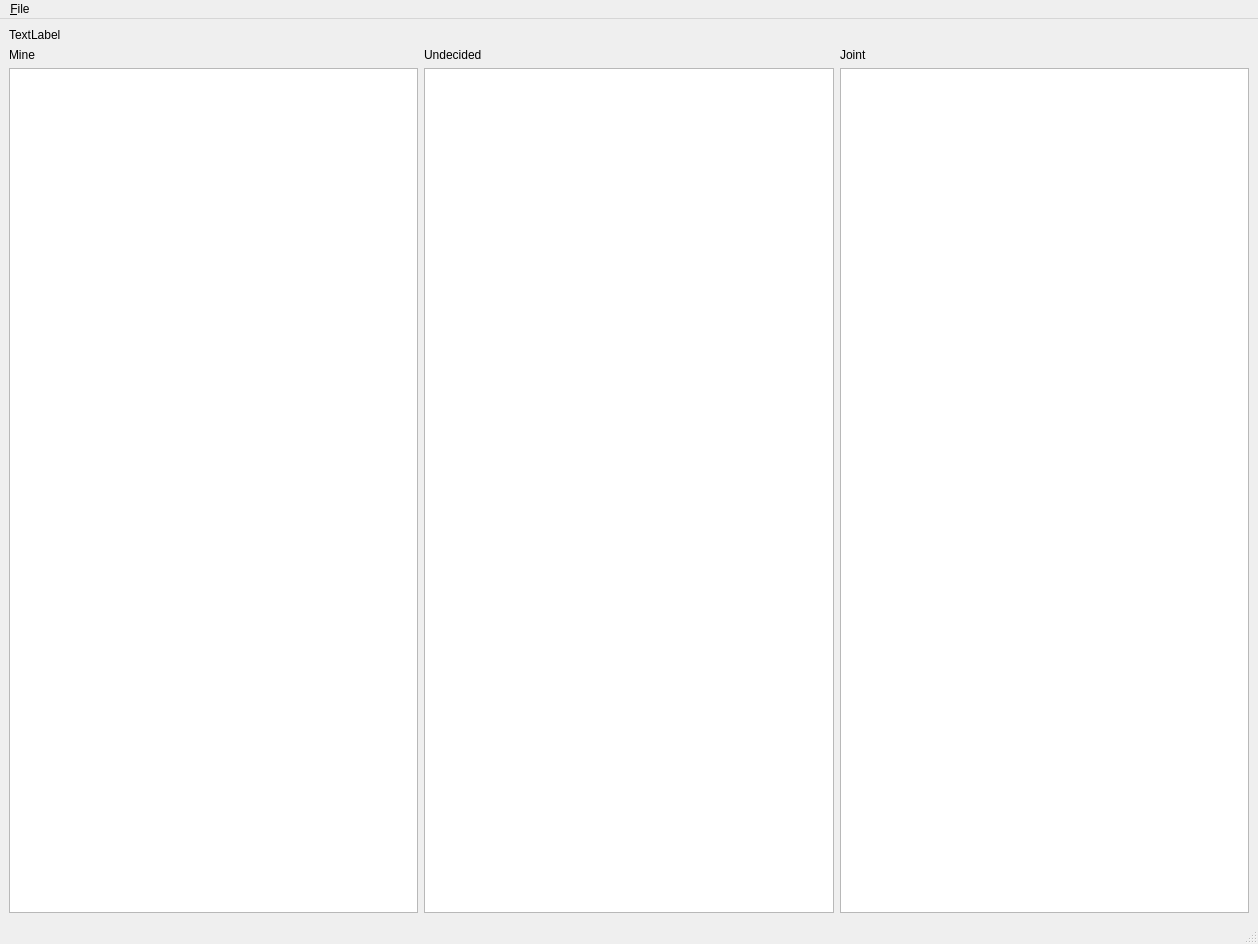
steve6390/finance3, file finance.ui: the form before one commit.
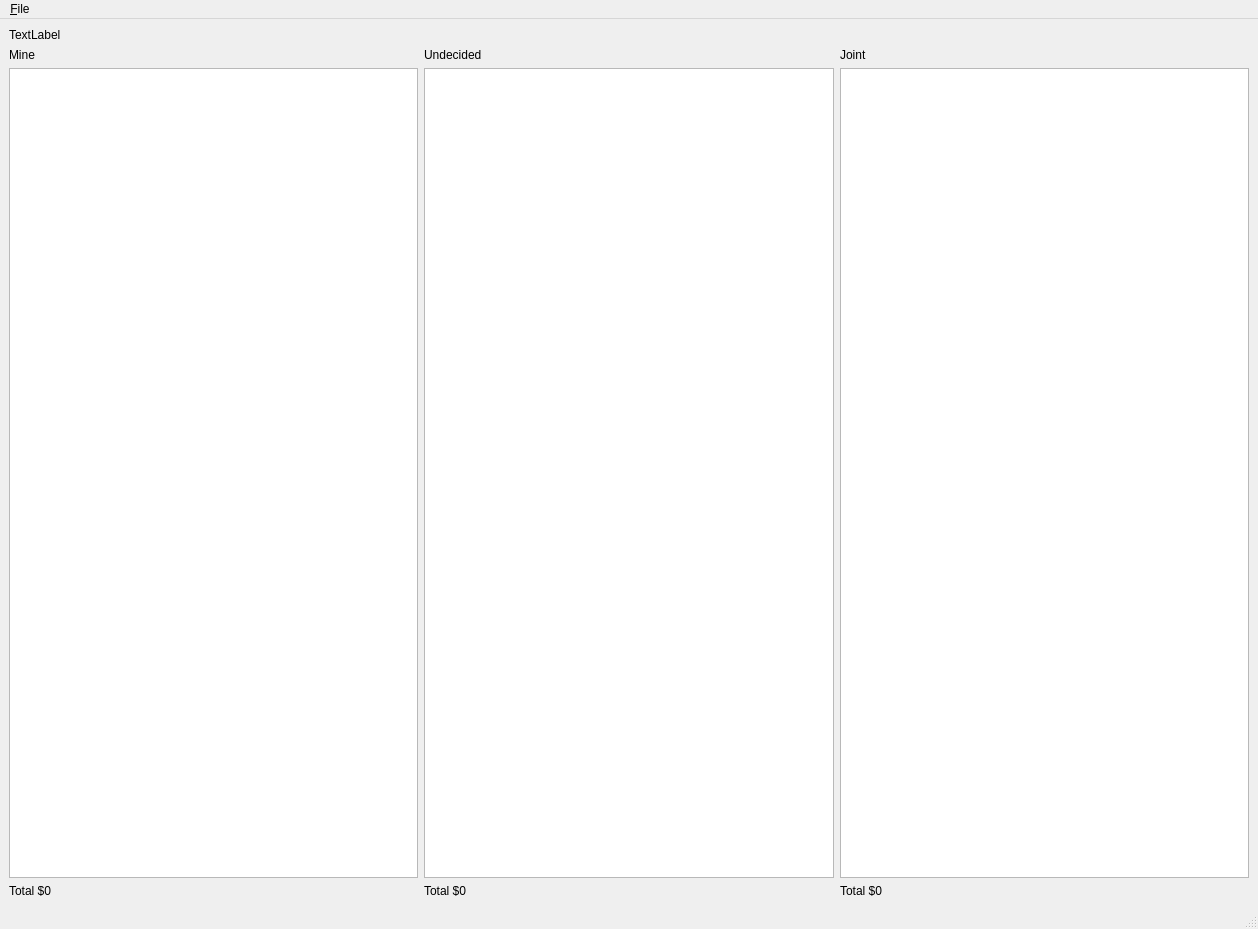
The form after the commit. Custom widgets are drawn as their Qt base class.

Commit message: Added totals for each table.

Diff of the .ui file:
```diff
--- a/finance.ui
+++ b/finance.ui
@@ -7,7 +7,7 @@
     <x>0</x>
     <y>0</y>
     <width>1258</width>
-    <height>944</height>
+    <height>929</height>
    </rect>
   </property>
   <property name="windowTitle">
@@ -17,18 +17,8 @@
    <layout class="QGridLayout" name="gridLayout">
     <item row="2" column="0">
      <layout class="QGridLayout" name="mainGrid">
-      <item row="2" column="2">
-       <widget class="FinanceTableWidget" name="rightTable">
-        <property name="rowCount">
-         <number>0</number>
-        </property>
-        <property name="columnCount">
-         <number>0</number>
-        </property>
-       </widget>
-      </item>
-      <item row="2" column="1">
-       <widget class="FinanceTableWidget" name="midTable">
+      <item row="3" column="0">
+       <widget class="FinanceTableWidget" name="leftTable">
         <property name="rowCount">
          <number>0</number>
         </property>
@@ -44,16 +34,6 @@
         </property>
        </widget>
       </item>
-      <item row="2" column="0">
-       <widget class="FinanceTableWidget" name="leftTable">
-        <property name="rowCount">
-         <number>0</number>
-        </property>
-        <property name="columnCount">
-         <number>0</number>
-        </property>
-       </widget>
-      </item>
       <item row="1" column="0">
        <widget class="QLabel" name="label_2">
         <property name="text">
@@ -61,6 +41,26 @@
         </property>
        </widget>
       </item>
+      <item row="3" column="1">
+       <widget class="FinanceTableWidget" name="midTable">
+        <property name="rowCount">
+         <number>0</number>
+        </property>
+        <property name="columnCount">
+         <number>0</number>
+        </property>
+       </widget>
+      </item>
+      <item row="3" column="2">
+       <widget class="FinanceTableWidget" name="rightTable">
+        <property name="rowCount">
+         <number>0</number>
+        </property>
+        <property name="columnCount">
+         <number>0</number>
+        </property>
+       </widget>
+      </item>
       <item row="1" column="1">
        <widget class="QLabel" name="label_4">
         <property name="text">
@@ -68,6 +68,27 @@
         </property>
        </widget>
       </item>
+      <item row="4" column="2">
+       <widget class="QLabel" name="rightTotal">
+        <property name="text">
+         <string>Total $0</string>
+        </property>
+       </widget>
+      </item>
+      <item row="4" column="1">
+       <widget class="QLabel" name="midTotal">
+        <property name="text">
+         <string>Total $0</string>
+        </property>
+       </widget>
+      </item>
+      <item row="4" column="0">
+       <widget class="QLabel" name="leftTotal">
+        <property name="text">
+         <string>Total $0</string>
+        </property>
+       </widget>
+      </item>
      </layout>
     </item>
     <item row="0" column="0">
```
Left out of the diff: 6 changed lines with no effect on the pictures. The commit also changes 3 other files.
